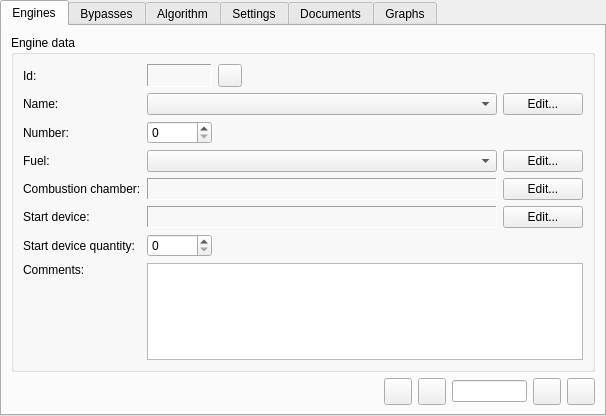
The window that gtes_starts/form_data_input.ui (olgerd27/gtes_starts) describes before a commit, drawn with Qt 5.
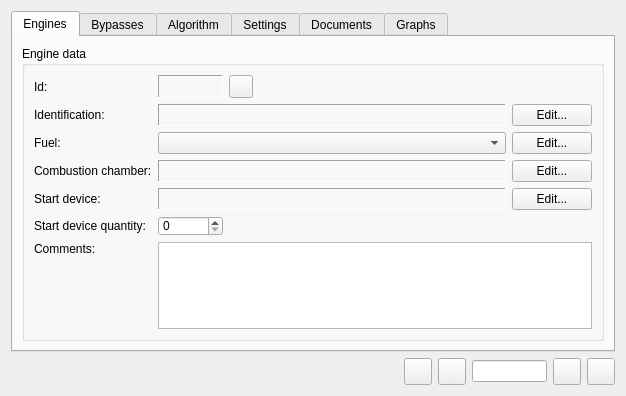
The same window after the commit. Icons and pictures are not drawn. Custom widgets are drawn as their Qt base class.

Patch:
```diff
--- a/gtes_starts/form_data_input.ui
+++ b/gtes_starts/form_data_input.ui
@@ -6,26 +6,14 @@
    <rect>
     <x>0</x>
     <y>0</y>
-    <width>586</width>
-    <height>416</height>
+    <width>626</width>
+    <height>396</height>
    </rect>
   </property>
   <property name="windowTitle">
    <string>Form</string>
   </property>
   <layout class="QVBoxLayout" name="verticalLayout_2">
-   <property name="leftMargin">
-    <number>0</number>
-   </property>
-   <property name="topMargin">
-    <number>0</number>
-   </property>
-   <property name="rightMargin">
-    <number>0</number>
-   </property>
-   <property name="bottomMargin">
-    <number>0</number>
-   </property>
    <item>
     <widget class="QTabWidget" name="m_tabWidget">
      <property name="locale">
@@ -119,40 +107,47 @@
             </property>
            </widget>
           </item>
-          <item row="1" column="0">
-           <widget class="QLabel" name="m_lblNameTitle">
+          <item row="0" column="4">
+           <spacer name="horizontalSpacer">
+            <property name="locale">
+             <locale language="Russian" country="Ukraine"/>
+            </property>
+            <property name="orientation">
+             <enum>Qt::Horizontal</enum>
+            </property>
+            <property name="sizeHint" stdset="0">
+             <size>
+              <width>265</width>
+              <height>20</height>
+             </size>
+            </property>
+           </spacer>
+          </item>
+          <item row="1" column="0" colspan="2">
+           <widget class="QLabel" name="m_lblIdentifTitle">
             <property name="locale">
              <locale language="Russian" country="Ukraine"/>
             </property>
             <property name="text">
-             <string>Name:</string>
-            </property>
-            <property name="buddy">
-             <cstring>m_cboxName</cstring>
+             <string>Identification:</string>
             </property>
            </widget>
           </item>
           <item row="1" column="2" colspan="3">
-           <widget class="QComboBox" name="m_cboxName">
-            <property name="sizePolicy">
-             <sizepolicy hsizetype="Expanding" vsizetype="Fixed">
-              <horstretch>0</horstretch>
-              <verstretch>0</verstretch>
-             </sizepolicy>
+           <widget class="QLabel" name="m_lblIdentifData">
+            <property name="frameShape">
+             <enum>QFrame::Panel</enum>
             </property>
-            <property name="minimumSize">
-             <size>
-              <width>350</width>
-              <height>20</height>
-             </size>
+            <property name="frameShadow">
+             <enum>QFrame::Sunken</enum>
             </property>
-            <property name="locale">
-             <locale language="Russian" country="Ukraine"/>
+            <property name="text">
+             <string/>
             </property>
            </widget>
           </item>
           <item row="1" column="5">
-           <widget class="PushButtonForEditDBTable" name="m_pbEditNames">
+           <widget class="PushButtonForEditDBTable" name="m_pbEditIdentif">
             <property name="locale">
              <locale language="Russian" country="Ukraine"/>
             </property>
@@ -165,42 +160,7 @@
             </property>
            </widget>
           </item>
-          <item row="2" column="0">
-           <widget class="QLabel" name="m_lblNumberTitle">
-            <property name="locale">
-             <locale language="Russian" country="Ukraine"/>
-            </property>
-            <property name="text">
-             <string>Number:</string>
-            </property>
-            <property name="buddy">
-             <cstring>m_sboxNumber</cstring>
-            </property>
-           </widget>
-          </item>
-          <item row="2" column="2">
-           <widget class="QSpinBox" name="m_sboxNumber">
-            <property name="minimumSize">
-             <size>
-              <width>65</width>
-              <height>23</height>
-             </size>
-            </property>
-            <property name="maximumSize">
-             <size>
-              <width>65</width>
-              <height>16777215</height>
-             </size>
-            </property>
-            <property name="locale">
-             <locale language="Russian" country="Ukraine"/>
-            </property>
-            <property name="maximum">
-             <number>99999</number>
-            </property>
-           </widget>
-          </item>
-          <item row="3" column="0">
+          <item row="2" column="0" colspan="2">
            <widget class="QLabel" name="m_lblFuelTitle">
             <property name="locale">
              <locale language="Russian" country="Ukraine"/>
@@ -213,7 +173,7 @@
             </property>
            </widget>
           </item>
-          <item row="3" column="2" colspan="3">
+          <item row="2" column="2" colspan="3">
            <widget class="QComboBox" name="m_cboxFuel">
             <property name="sizePolicy">
              <sizepolicy hsizetype="Expanding" vsizetype="Fixed">
@@ -223,7 +183,7 @@
             </property>
             <property name="minimumSize">
              <size>
-              <width>350</width>
+              <width>0</width>
               <height>20</height>
              </size>
             </property>
@@ -232,7 +192,7 @@
             </property>
            </widget>
           </item>
-          <item row="3" column="5">
+          <item row="2" column="5">
            <widget class="PushButtonForEditDBTable" name="m_pbEditFuels">
             <property name="locale">
              <locale language="Russian" country="Ukraine"/>
@@ -246,7 +206,7 @@
             </property>
            </widget>
           </item>
-          <item row="4" column="0" colspan="2">
+          <item row="3" column="0" colspan="2">
            <widget class="QLabel" name="m_lblChamberTitle">
             <property name="locale">
              <locale language="Russian" country="Ukraine"/>
@@ -256,11 +216,11 @@
             </property>
            </widget>
           </item>
-          <item row="4" column="2" colspan="3">
+          <item row="3" column="2" colspan="3">
            <widget class="QLabel" name="m_lblChamberData">
             <property name="minimumSize">
              <size>
-              <width>350</width>
+              <width>0</width>
               <height>20</height>
              </size>
             </property>
@@ -272,7 +232,7 @@
             </property>
            </widget>
           </item>
-          <item row="4" column="5">
+          <item row="3" column="5">
            <widget class="PushButtonForEditDBTable" name="m_pbEditChambers">
             <property name="locale">
              <locale language="Russian" country="Ukraine"/>
@@ -286,7 +246,7 @@
             </property>
            </widget>
           </item>
-          <item row="5" column="0">
+          <item row="4" column="0" colspan="2">
            <widget class="QLabel" name="m_lblStartDeviceTitle">
             <property name="locale">
              <locale language="Russian" country="Ukraine"/>
@@ -296,11 +256,11 @@
             </property>
            </widget>
           </item>
-          <item row="5" column="2" colspan="3">
+          <item row="4" column="2" colspan="3">
            <widget class="QLabel" name="m_lblStartDeviceData">
             <property name="minimumSize">
              <size>
-              <width>350</width>
+              <width>0</width>
               <height>20</height>
              </size>
             </property>
@@ -312,7 +272,7 @@
             </property>
            </widget>
           </item>
-          <item row="5" column="5">
+          <item row="4" column="5">
            <widget class="PushButtonForEditDBTable" name="m_pbEditStartDevices">
             <property name="locale">
              <locale language="Russian" country="Ukraine"/>
@@ -326,7 +286,7 @@
             </property>
            </widget>
           </item>
-          <item row="6" column="0" colspan="2">
+          <item row="5" column="0" colspan="2">
            <widget class="QLabel" name="m_lblStartDeviceQntyTitle">
             <property name="locale">
              <locale language="Russian" country="Ukraine"/>
@@ -339,12 +299,12 @@
             </property>
            </widget>
           </item>
-          <item row="6" column="2">
+          <item row="5" column="2">
            <widget class="QSpinBox" name="m_sboxStartDeviceQnty">
             <property name="minimumSize">
              <size>
               <width>65</width>
-              <height>23</height>
+              <height>20</height>
              </size>
             </property>
             <property name="maximumSize">
@@ -361,7 +321,7 @@
             </property>
            </widget>
           </item>
-          <item row="7" column="0">
+          <item row="6" column="0" colspan="2">
            <widget class="QLabel" name="m_lblCommentsTitle">
             <property name="locale">
              <locale language="Russian" country="Ukraine"/>
@@ -374,20 +334,20 @@
             </property>
            </widget>
           </item>
-          <item row="7" column="2" rowspan="2" colspan="4">
+          <item row="6" column="2" rowspan="2" colspan="4">
            <widget class="QTextEdit" name="m_teComments">
-            <property name="minimumSize">
-             <size>
-              <width>350</width>
-              <height>0</height>
-             </size>
+            <property name="sizePolicy">
+             <sizepolicy hsizetype="Preferred" vsizetype="Preferred">
+              <horstretch>0</horstretch>
+              <verstretch>0</verstretch>
+             </sizepolicy>
             </property>
             <property name="locale">
              <locale language="Russian" country="Ukraine"/>
             </property>
            </widget>
           </item>
-          <item row="8" column="1">
+          <item row="7" column="1">
            <spacer name="verticalSpacer">
             <property name="locale">
              <locale language="Russian" country="Ukraine"/>
@@ -403,23 +363,56 @@
             </property>
            </spacer>
           </item>
-          <item row="0" column="4">
-           <spacer name="horizontalSpacer">
-            <property name="locale">
-             <locale language="Russian" country="Ukraine"/>
-            </property>
-            <property name="orientation">
-             <enum>Qt::Horizontal</enum>
-            </property>
-            <property name="sizeHint" stdset="0">
-             <size>
-              <width>265</width>
-              <height>20</height>
-             </size>
-            </property>
-           </spacer>
-          </item>
-         </layout>
+         </layout>
+        </widget>
+       </item>
+      </layout>
+     </widget>
+     <widget class="QWidget" name="tab_bypasses">
+      <attribute name="icon">
+       <iconset resource="images_resources.qrc">
+        <normaloff>:/images/rotated_trash_1.png</normaloff>:/images/rotated_trash_1.png</iconset>
+      </attribute>
+      <attribute name="title">
+       <string>Bypasses</string>
+      </attribute>
+     </widget>
+     <widget class="QWidget" name="tab_algorithm">
+      <attribute name="icon">
+       <iconset resource="images_resources.qrc">
+        <normaloff>:/images/db.Routine.64x64.png</normaloff>:/images/db.Routine.64x64.png</iconset>
+      </attribute>
+      <attribute name="title">
+       <string>Algorithm</string>
+      </attribute>
+     </widget>
+     <widget class="QWidget" name="tab_settings">
+      <attribute name="icon">
+       <iconset resource="images_resources.qrc">
+        <normaloff>:/images/1437705241_equalizer_sticker_4.PNG</normaloff>:/images/1437705241_equalizer_sticker_4.PNG</iconset>
+      </attribute>
+      <attribute name="title">
+       <string>Settings</string>
+      </attribute>
+     </widget>
+     <widget class="QWidget" name="tab_documents">
+      <attribute name="icon">
+       <iconset resource="images_resources.qrc">
+        <normaloff>:/images/File_Doc_Text_Word.png</normaloff>:/images/File_Doc_Text_Word.png</iconset>
+      </attribute>
+      <attribute name="title">
+       <string>Documents</string>
+      </attribute>
+     </widget>
+     <widget class="QWidget" name="tab_graphs">
+      <attribute name="icon">
+       <iconset resource="images_resources.qrc">
+        <normaloff>:/images/choice_list_graphs.png</normaloff>:/images/choice_list_graphs.png</iconset>
+      </attribute>
+      <attribute name="title">
+       <string>Graphs</string>
+      </attribute>
+     </widget>
         </widget>
        </item>
        <item>
@@ -546,55 +539,6 @@
        </item>
       </layout>
      </widget>
-     <widget class="QWidget" name="tab_bypasses">
-      <attribute name="icon">
-       <iconset resource="images_resources.qrc">
-        <normaloff>:/images/rotated_trash_1.png</normaloff>:/images/rotated_trash_1.png</iconset>
-      </attribute>
-      <attribute name="title">
-       <string>Bypasses</string>
-      </attribute>
-     </widget>
-     <widget class="QWidget" name="tab_algorithm">
-      <attribute name="icon">
-       <iconset resource="images_resources.qrc">
-        <normaloff>:/images/db.Routine.64x64.png</normaloff>:/images/db.Routine.64x64.png</iconset>
-      </attribute>
-      <attribute name="title">
-       <string>Algorithm</string>
-      </attribute>
-     </widget>
-     <widget class="QWidget" name="tab_settings">
-      <attribute name="icon">
-       <iconset resource="images_resources.qrc">
-        <normaloff>:/images/1437705241_equalizer_sticker_4.PNG</normaloff>:/images/1437705241_equalizer_sticker_4.PNG</iconset>
-      </attribute>
-      <attribute name="title">
-       <string>Settings</string>
-      </attribute>
-     </widget>
-     <widget class="QWidget" name="tab_documents">
-      <attribute name="icon">
-       <iconset resource="images_resources.qrc">
-        <normaloff>:/images/File_Doc_Text_Word.png</normaloff>:/images/File_Doc_Text_Word.png</iconset>
-      </attribute>
-      <attribute name="title">
-       <string>Documents</string>
-      </attribute>
-     </widget>
-     <widget class="QWidget" name="tab_graphs">
-      <attribute name="icon">
-       <iconset resource="images_resources.qrc">
-        <normaloff>:/images/choice_list_graphs.png</normaloff>:/images/choice_list_graphs.png</iconset>
-      </attribute>
-      <attribute name="title">
-       <string>Graphs</string>
-      </attribute>
-     </widget>
-    </widget>
-   </item>
-  </layout>
- </widget>
  <customwidgets>
   <customwidget>
    <class>PushButtonForEditDBTable</class>
```
Left out of the diff: 4 changed lines with no effect on the pictures. Lines whose indentation alone changed are shown as unchanged.
